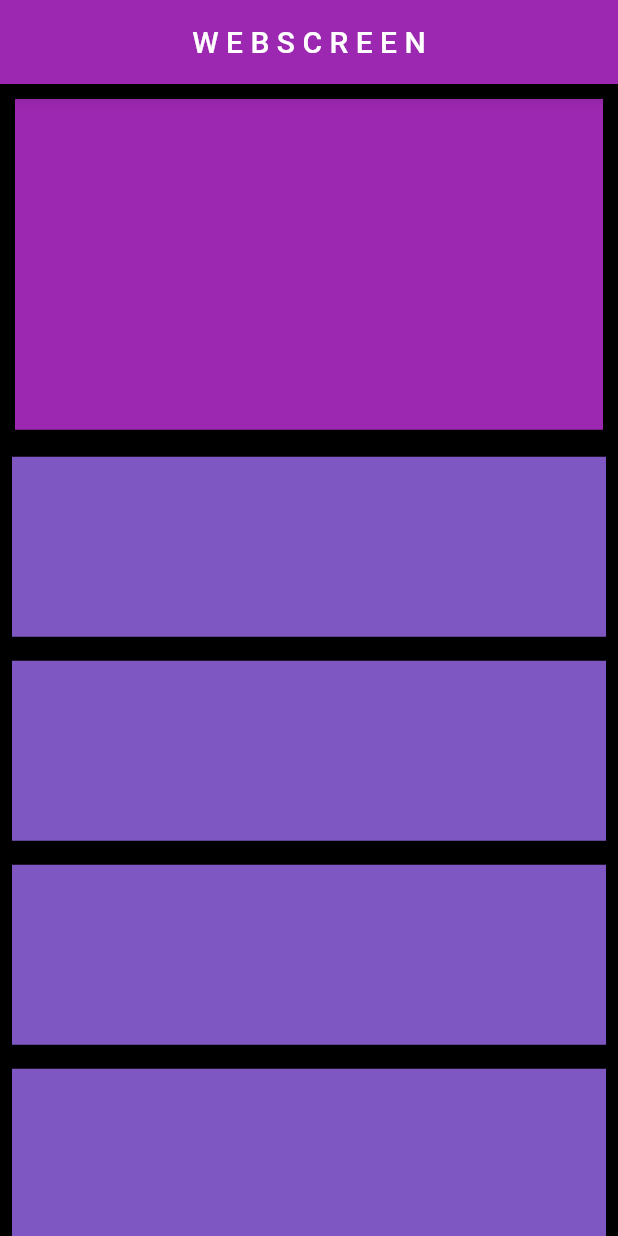
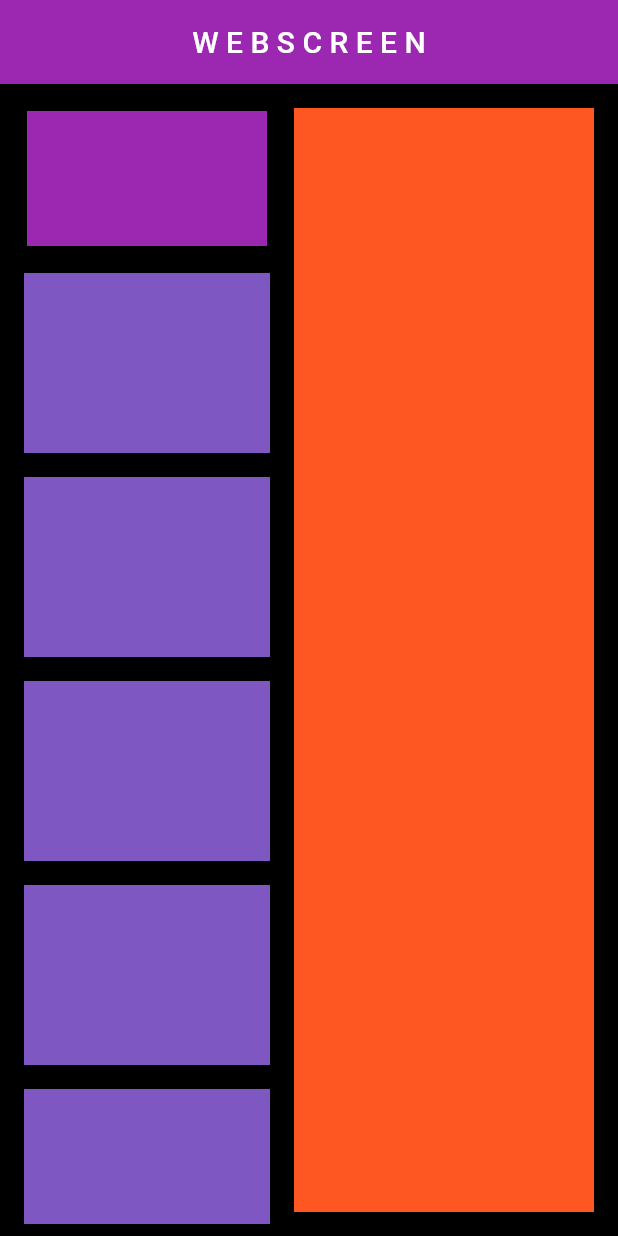
Before and after one commit to Shahanaj2000/Responsive-UI, a Flutter app: the WebScreen screen opened directly, on a phone screen of 412 x 824 dp. Run offline on Flutter 3.47's test engine with Material 2 defaults, Android fonts, the phone set to English and light mode, and no system bars.

Commit message:
Responsive | Adding the side pannel like You Tube

```diff
--- a/lib/responsive/mobileScreen.dart
+++ b/lib/responsive/mobileScreen.dart
@@ -11,7 +11,9 @@ class MobileScreen extends StatelessWidget {
         centerTitle: true,
       ),
       backgroundColor: Colors.black,
-      body: Column(
+      body: Padding(
+        padding: const EdgeInsets.all(8.0),
+        child: Column(
           children:  [
             //! You Tube Video
             Padding(
@@ -42,6 +44,7 @@ class MobileScreen extends StatelessWidget {
             )
           ],
         ),
+      ),
     );
   }
 }
--- a/lib/responsive/webScreen.dart
+++ b/lib/responsive/webScreen.dart
@@ -11,7 +11,13 @@ class WebScreen extends StatelessWidget {
         centerTitle: true,
       ),
       backgroundColor: Colors.black,
-      body: Column(
+      body: Padding(
+        padding: const EdgeInsets.all(8.0),
+        child: Row(
+          children: [
+            //First Column
+            Expanded(
+              child: Column(
                 children:  [
                   //! You Tube Video
                   Padding(
@@ -43,6 +49,18 @@ class WebScreen extends StatelessWidget {
                   )
                 ],
               ),
+            ),
+            //Second Colum
+            Padding(
+              padding: const EdgeInsets.all(8.0),
+              child: Container(
+                width: 200,
+                color: Colors.deepOrange,
+              ),
+            )
+          ],
+        ),
+      ),
     );
   }
 }
```
Lines whose indentation alone changed are shown as unchanged.
